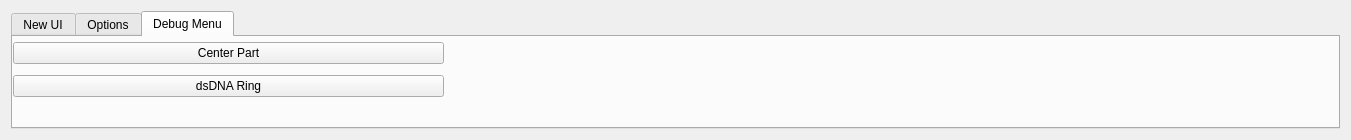
Qt form AdenitaCoreSE/form/SEAdenitaCoreSEAppGUI.ui (edellano/Adenita-SAMSON-Edition) before a commit.
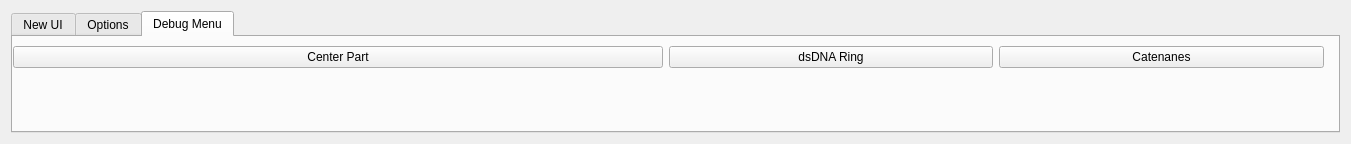
The same form after that commit.

What changed in the file:
```diff
--- a/AdenitaCoreSE/form/SEAdenitaCoreSEAppGUI.ui
+++ b/AdenitaCoreSE/form/SEAdenitaCoreSEAppGUI.ui
@@ -7,7 +7,7 @@
     <x>0</x>
     <y>0</y>
     <width>1351</width>
-    <height>140</height>
+    <height>144</height>
    </rect>
   </property>
   <property name="minimumSize">
@@ -462,8 +462,8 @@
           <rect>
            <x>0</x>
            <y>0</y>
-           <width>431</width>
-           <height>65</height>
+           <width>1311</width>
+           <height>41</height>
           </rect>
          </property>
          <layout class="QGridLayout" name="gridLayout_3">
@@ -474,13 +474,20 @@
             </property>
            </widget>
           </item>
-          <item row="1" column="0" colspan="2">
+          <item row="0" column="2">
            <widget class="QPushButton" name="btnDSRing">
             <property name="text">
              <string>dsDNA Ring</string>
             </property>
            </widget>
           </item>
+          <item row="0" column="3">
+           <widget class="QPushButton" name="btnCatenanes">
+            <property name="text">
+             <string>Catenanes</string>
+            </property>
+           </widget>
+          </item>
          </layout>
         </widget>
        </widget>
```
Left out of the diff: 17 changed lines with no effect on the pictures.
